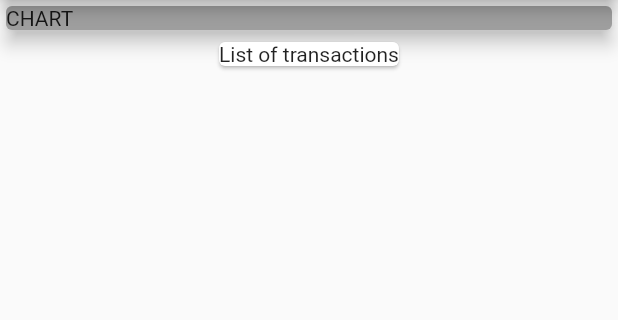
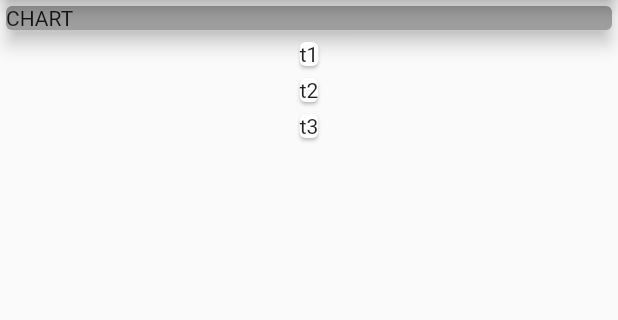
Before and after one commit to anantakrroy/FlutterDevelopment, a Flutter app: the screen it shows after launch, on a phone screen of 412 x 824 dp, the part 84-404 px from its top. Run offline on Flutter 3.47's test engine with Material 2 defaults, Android fonts, the phone set to English and light mode, and no system bars; our stand-ins replace sqflite; missing offline and left inert: color_panel, example_plugin, file_chooser, menubar, window_size; accounts and stored records are empty; project files that could hold a hidden picture were left out.

Commit message:
Building a transaction list

```diff
--- a/expense_planner/lib/main.dart
+++ b/expense_planner/lib/main.dart
@@ -1,11 +1,18 @@
 import 'package:flutter/material.dart';
-import 'package:flutter/src/widgets/container.dart';
+
+import './transaction.dart';
 
 void main() {
   runApp(ExpensePlanner());
 }
 
 class ExpensePlanner extends StatelessWidget {
+  List transactionList = [
+    Transaction(title: 't1', amount: 23.99),
+    Transaction(title: 't2', amount: 12.99),
+    Transaction(title: 't3', amount: 3.99),
+  ];
+
   @override
   Widget build(BuildContext context) {
     return MaterialApp(
@@ -23,8 +30,13 @@ class ExpensePlanner extends StatelessWidget {
                 elevation: 5.0,
               ),
             ),
-            Card(
-              child: Text('List of transactions'),
+            Column(
+              children: transactionList.map((transaction) {
+                return Card(
+                  child: Text(transaction.title),
+                );
+              }).toList(),
+              mainAxisAlignment: MainAxisAlignment.center,
             ),
           ],
         ),
--- /dev/null
+++ b/expense_planner/lib/transaction.dart
@@ -0,0 +1,7 @@
+class Transaction {
+  String title;
+  double amount;
+  DateTime purchaseDate;
+
+  Transaction({this.title, this.amount, this.purchaseDate});
+}
```
